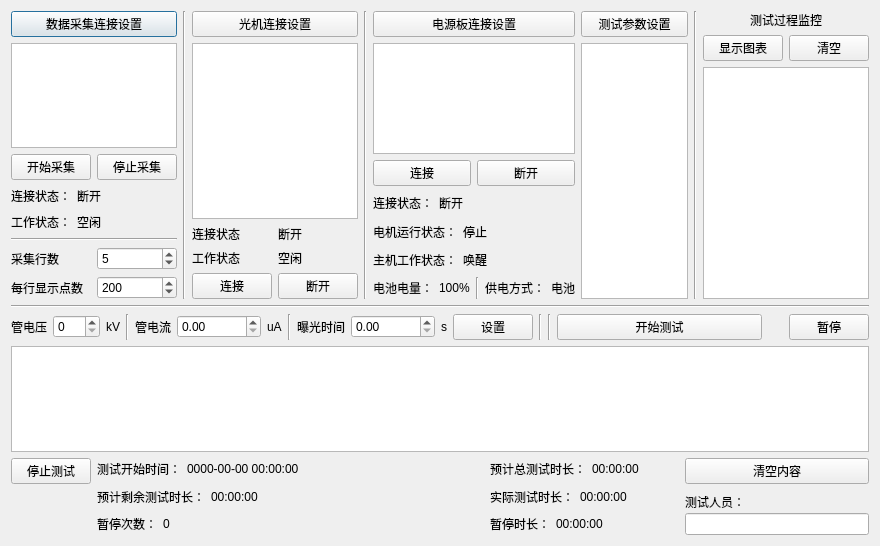
The window that main_dialog.ui (curious-heart/X-exposer-tool) describes before a commit, drawn with Qt 5.
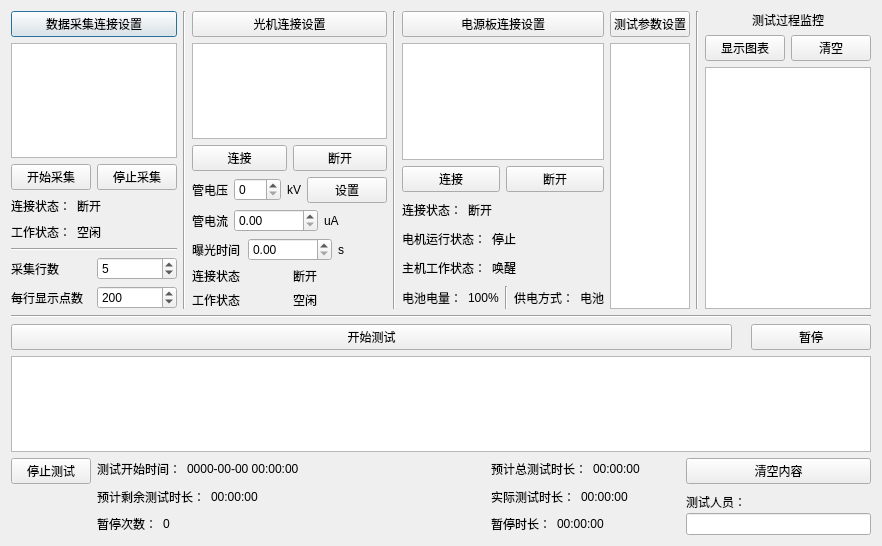
The same window after the commit.

Commit message: Send and recv data to/from scanner finished. test locally ok.

```diff
--- a/main_dialog.ui
+++ b/main_dialog.ui
@@ -204,6 +204,122 @@
          </property>
         </widget>
        </item>
+       <item>
+        <layout class="QHBoxLayout" name="horizontalLayout_2">
+         <item>
+          <widget class="QPushButton" name="hvConnBtn">
+           <property name="text">
+            <string>连接</string>
+           </property>
+          </widget>
+         </item>
+         <item>
+          <widget class="QPushButton" name="hvDisconnBtn">
+           <property name="text">
+            <string>断开</string>
+           </property>
+          </widget>
+         </item>
+        </layout>
+       </item>
+       <item>
+        <layout class="QHBoxLayout" name="horizontalLayout_4">
+         <item>
+          <widget class="QLabel" name="manTestcubeVoltLbl">
+           <property name="text">
+            <string>管电压</string>
+           </property>
+          </widget>
+         </item>
+         <item>
+          <widget class="QSpinBox" name="manTestcubeVoltSpin">
+           <property name="maximum">
+            <number>999</number>
+           </property>
+          </widget>
+         </item>
+         <item>
+          <widget class="QLabel" name="manTestcubeVoltUnitLbl">
+           <property name="text">
+            <string>kV</string>
+           </property>
+          </widget>
+         </item>
+         <item>
+          <widget class="QPushButton" name="manTestSettingBtn">
+           <property name="enabled">
+            <bool>true</bool>
+           </property>
+           <property name="text">
+            <string>设置</string>
+           </property>
+          </widget>
+         </item>
+        </layout>
+       </item>
+       <item>
+        <layout class="QHBoxLayout" name="horizontalLayout_13">
+         <item>
+          <widget class="QLabel" name="manTestcubeCurrentLbl">
+           <property name="text">
+            <string>管电流</string>
+           </property>
+          </widget>
+         </item>
+         <item>
+          <widget class="QDoubleSpinBox" name="manTestcubeCurrentDblspin">
+           <property name="maximum">
+            <double>2147483648.000000000000000</double>
+           </property>
+          </widget>
+         </item>
+         <item>
+          <widget class="QLabel" name="manTestcubeCurrentUnitLbl">
+           <property name="text">
+            <string>uA</string>
+           </property>
+          </widget>
+         </item>
+         <item>
+          <spacer name="horizontalSpacer_13">
+           <property name="orientation">
+            <enum>Qt::Horizontal</enum>
+           </property>
+           <property name="sizeHint" stdset="0">
+            <size>
+             <width>40</width>
+             <height>20</height>
+            </size>
+           </property>
+          </spacer>
+         </item>
+        </layout>
+       </item>
+       <item>
+        <layout class="QHBoxLayout" name="horizontalLayout_28">
+         <item>
+          <widget class="QLabel" name="manTestexpoDuraLbl">
+           <property name="text">
+            <string>曝光时间</string>
+           </property>
+          </widget>
+         </item>
+         <item>
+          <widget class="QDoubleSpinBox" name="manTestexpoDuraDblspin">
+           <property name="maximum">
+            <double>2147483648.000000000000000</double>
+           </property>
+          </widget>
+         </item>
+         <item>
+          <widget class="QLabel" name="manTestexpoDuraUnitLbl">
+           <property name="text">
+            <string>s</string>
+           </property>
+          </widget>
+         </item>
+        </layout>
+       </item>
        <item>
         <layout class="QHBoxLayout" name="horizontalLayout_15">
          <item>
@@ -240,24 +356,6 @@
          </item>
         </layout>
        </item>
-       <item>
-        <layout class="QHBoxLayout" name="horizontalLayout_2">
-         <item>
-          <widget class="QPushButton" name="hvConnBtn">
-           <property name="text">
-            <string>连接</string>
-           </property>
-          </widget>
-         </item>
-         <item>
-          <widget class="QPushButton" name="hvDisconnBtn">
-           <property name="text">
-            <string>断开</string>
-           </property>
-          </widget>
-         </item>
-        </layout>
-       </item>
       </layout>
      </item>
      <item>
@@ -548,108 +646,7 @@
     </widget>
    </item>
    <item>
-    <layout class="QHBoxLayout" name="horizontalLayout_4" stretch="0,0,0,0,0,0,0,0,0,0,0,0,0,0,10,1,2">
-     <item>
-      <widget class="QLabel" name="manTestcubeVoltLbl">
-       <property name="text">
-        <string>管电压</string>
-       </property>
-      </widget>
-     </item>
-     <item>
-      <widget class="QSpinBox" name="manTestcubeVoltSpin">
-       <property name="maximum">
-        <number>999</number>
-       </property>
-      </widget>
-     </item>
-     <item>
-      <widget class="QLabel" name="manTestcubeVoltUnitLbl">
-       <property name="text">
-        <string>kV</string>
-       </property>
-      </widget>
-     </item>
-     <item>
-      <widget class="Line" name="line_1">
-       <property name="orientation">
-        <enum>Qt::Vertical</enum>
-       </property>
-      </widget>
-     </item>
-     <item>
-      <widget class="QLabel" name="manTestcubeCurrentLbl">
-       <property name="text">
-        <string>管电流</string>
-       </property>
-      </widget>
-     </item>
-     <item>
-      <widget class="QDoubleSpinBox" name="manTestcubeCurrentDblspin">
-       <property name="maximum">
-        <double>2147483648.000000000000000</double>
-       </property>
-      </widget>
-     </item>
-     <item>
-      <widget class="QLabel" name="manTestcubeCurrentUnitLbl">
-       <property name="text">
-        <string>uA</string>
-       </property>
-      </widget>
-     </item>
-     <item>
-      <widget class="Line" name="line_2">
-       <property name="orientation">
-        <enum>Qt::Vertical</enum>
-       </property>
-      </widget>
-     </item>
-     <item>
-      <widget class="QLabel" name="manTestexpoDuraLbl">
-       <property name="text">
-        <string>曝光时间</string>
-       </property>
-      </widget>
-     </item>
-     <item>
-      <widget class="QDoubleSpinBox" name="manTestexpoDuraDblspin">
-       <property name="maximum">
-        <double>2147483648.000000000000000</double>
-       </property>
-      </widget>
-     </item>
-     <item>
-      <widget class="QLabel" name="manTestexpoDuraUnitLbl">
-       <property name="text">
-        <string>s</string>
-       </property>
-      </widget>
-     </item>
-     <item>
-      <widget class="QPushButton" name="manTestSettingBtn">
-       <property name="enabled">
-        <bool>true</bool>
-       </property>
-       <property name="text">
-        <string>设置</string>
-       </property>
-      </widget>
-     </item>
-     <item>
-      <widget class="Line" name="line_3">
-       <property name="orientation">
-        <enum>Qt::Vertical</enum>
-       </property>
-      </widget>
-     </item>
-     <item>
-      <widget class="Line" name="line_4">
-       <property name="orientation">
-        <enum>Qt::Vertical</enum>
-       </property>
-      </widget>
-     </item>
+    <layout class="QHBoxLayout" name="horizontalLayout_29" stretch="6,0,1">
      <item>
       <widget class="QPushButton" name="startTestBtn">
        <property name="sizePolicy">
@@ -670,8 +667,8 @@
        </property>
        <property name="sizeHint" stdset="0">
         <size>
-         <width>40</width>
-         <height>20</height>
+         <width>13</width>
+         <height>21</height>
         </size>
        </property>
       </spacer>
```
The commit also changes 8 other files.
